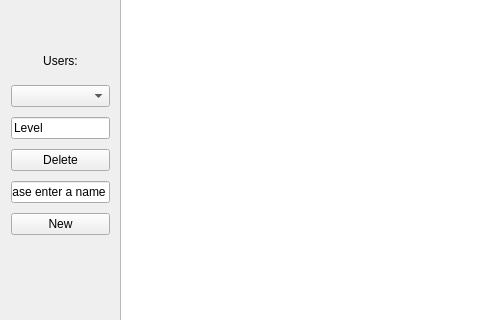
Qt form mainwindow.ui (bbaksh/pvz) before a commit; both pictures show x 0 to 480 and y 107 to 427 of the 1031 by 608 pixel window.
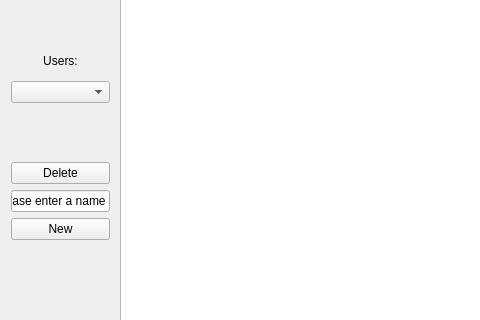
The same form after that commit.

Patch:
```diff
--- a/mainwindow.ui
+++ b/mainwindow.ui
@@ -145,17 +145,9 @@
       <widget class="QComboBox" name="userButton"/>
      </item>
      <item>
-      <widget class="QLineEdit" name="levelDisplay">
-       <property name="font">
-        <font>
-         <italic>false</italic>
-        </font>
-       </property>
-       <property name="layoutDirection">
-        <enum>Qt::LeftToRight</enum>
-       </property>
+      <widget class="QLabel" name="levelDisplay">
        <property name="text">
-        <string>Level</string>
+        <string/>
        </property>
       </widget>
      </item>
```
